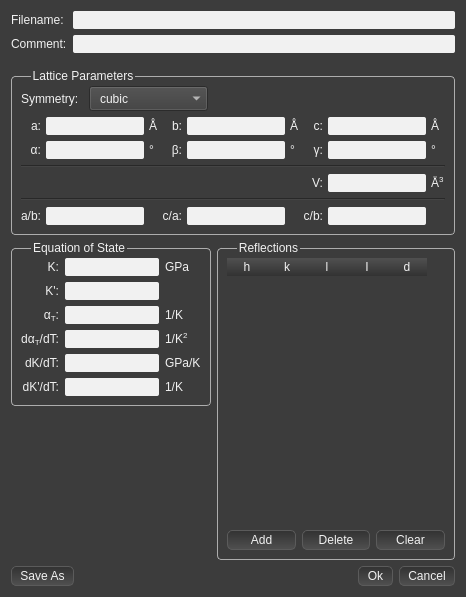
First picture: the form in Dioptas_main/Views/UiFiles/Jcpds.ui, repository Dioptas/Dioptas, before the edit.
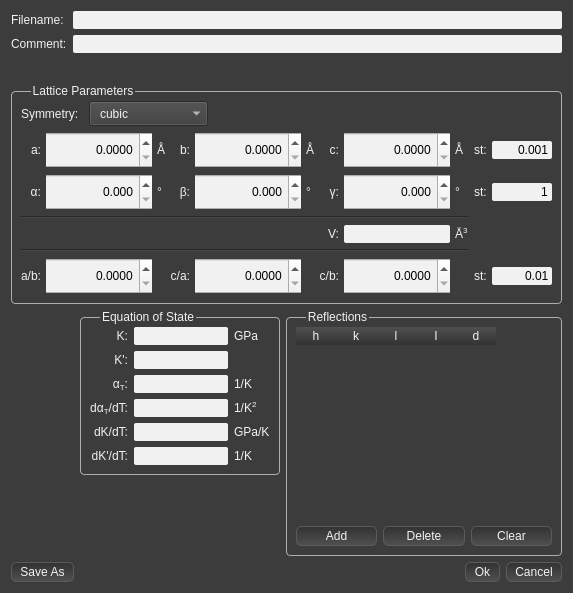
Second picture: the form after the edit.

Commit message: All lattice parameters are now controllable by spinboxes

The edit to the form file:
```diff
--- a/Dioptas_main/Views/UiFiles/Jcpds.ui
+++ b/Dioptas_main/Views/UiFiles/Jcpds.ui
@@ -6,8 +6,8 @@
    <rect>
     <x>0</x>
     <y>0</y>
-    <width>466</width>
-    <height>597</height>
+    <width>573</width>
+    <height>593</height>
    </rect>
   </property>
   <property name="windowTitle">
@@ -314,7 +314,7 @@
 
 </string>
   </property>
-  <layout class="QVBoxLayout" name="verticalLayout_3" stretch="0,0,0,1,0">
+  <layout class="QVBoxLayout" name="verticalLayout_3" stretch="0,0,0,0,1,0">
    <item>
     <layout class="QGridLayout" name="gridLayout_3">
      <item row="0" column="0">
@@ -343,6 +343,22 @@
      </item>
     </layout>
    </item>
+   <item>
+    <spacer name="verticalSpacer_3">
+     <property name="orientation">
+      <enum>Qt::Vertical</enum>
+     </property>
+     <property name="sizeType">
+      <enum>QSizePolicy::MinimumExpanding</enum>
+     </property>
+     <property name="sizeHint" stdset="0">
+      <size>
+       <width>20</width>
+       <height>15</height>
+      </size>
+     </property>
+    </spacer>
+   </item>
    <item>
     <spacer name="verticalSpacer_2">
      <property name="orientation">
@@ -448,148 +464,75 @@
        </layout>
       </item>
       <item>
-       <layout class="QGridLayout" name="gridLayout">
+       <layout class="QGridLayout" name="gridLayout_5" columnstretch="0,1,0,0,1,0,0,1,0,0,1">
+        <property name="sizeConstraint">
+         <enum>QLayout::SetDefaultConstraint</enum>
+        </property>
         <property name="horizontalSpacing">
          <number>5</number>
         </property>
-        <item row="1" column="7">
-         <widget class="QLineEdit" name="lattice_gamma_txt">
-          <property name="alignment">
-           <set>Qt::AlignRight|Qt::AlignTrailing|Qt::AlignVCenter</set>
+        <item row="0" column="10">
+         <widget class="QLineEdit" name="lattice_length_step_txt">
+          <property name="sizePolicy">
+           <sizepolicy hsizetype="MinimumExpanding" vsizetype="Fixed">
+            <horstretch>0</horstretch>
+            <verstretch>0</verstretch>
+           </sizepolicy>
           </property>
-         </widget>
-        </item>
-        <item row="0" column="6">
-         <widget class="QLabel" name="label_32">
-          <property name="layoutDirection">
-           <enum>Qt::LeftToRight</enum>
+          <property name="maximumSize">
+           <size>
+            <width>60</width>
+            <height>16777215</height>
+           </size>
           </property>
-          <property name="text">
-           <string>c:</string>
+          <property name="baseSize">
+           <size>
+            <width>40</width>
+            <height>0</height>
+           </size>
           </property>
-          <property name="alignment">
-           <set>Qt::AlignRight|Qt::AlignTrailing|Qt::AlignVCenter</set>
-          </property>
-         </widget>
-        </item>
-        <item row="0" column="4">
-         <widget class="QLineEdit" name="lattice_b_txt">
-          <property name="alignment">
-           <set>Qt::AlignRight|Qt::AlignTrailing|Qt::AlignVCenter</set>
-          </property>
-         </widget>
-        </item>
-        <item row="1" column="2">
-         <widget class="QLabel" name="label_35">
           <property name="text">
-           <string>°</string>
+           <string>0.001</string>
           </property>
-         </widget>
-        </item>
-        <item row="1" column="4">
-         <widget class="QLineEdit" name="lattice_beta_txt">
           <property name="alignment">
            <set>Qt::AlignRight|Qt::AlignTrailing|Qt::AlignVCenter</set>
           </property>
          </widget>
         </item>
-        <item row="1" column="5">
-         <widget class="QLabel" name="label_37">
+        <item row="1" column="9">
+         <widget class="QLabel" name="label_2">
           <property name="text">
-           <string>°</string>
+           <string>st:</string>
           </property>
          </widget>
         </item>
-        <item row="1" column="6">
-         <widget class="QLabel" name="label_38">
-          <property name="layoutDirection">
-           <enum>Qt::LeftToRight</enum>
-          </property>
+        <item row="5" column="9">
+         <widget class="QLabel" name="label_3">
           <property name="text">
-           <string>γ:</string>
-          </property>
-          <property name="alignment">
-           <set>Qt::AlignRight|Qt::AlignTrailing|Qt::AlignVCenter</set>
-          </property>
-         </widget>
-        </item>
-        <item row="1" column="3">
-         <widget class="QLabel" name="label_36">
-          <property name="text">
-           <string>β:</string>
-          </property>
-          <property name="alignment">
-           <set>Qt::AlignRight|Qt::AlignTrailing|Qt::AlignVCenter</set>
-          </property>
-         </widget>
-        </item>
-        <item row="5" column="1">
-         <widget class="QLineEdit" name="lattice_ab_txt">
-          <property name="alignment">
-           <set>Qt::AlignRight|Qt::AlignTrailing|Qt::AlignVCenter</set>
-          </property>
-         </widget>
-        </item>
-        <item row="0" column="5">
-         <widget class="QLabel" name="label_31">
-          <property name="text">
-           <string>Å</string>
-          </property>
-         </widget>
-        </item>
-        <item row="0" column="8">
-         <widget class="QLabel" name="label_33">
-          <property name="text">
-           <string>Å</string>
-          </property>
-         </widget>
-        </item>
-        <item row="1" column="1">
-         <widget class="QLineEdit" name="lattice_alpha_txt">
-          <property name="alignment">
-           <set>Qt::AlignRight|Qt::AlignTrailing|Qt::AlignVCenter</set>
-          </property>
-         </widget>
-        </item>
-        <item row="0" column="7">
-         <widget class="QLineEdit" name="lattice_c_txt">
-          <property name="alignment">
-           <set>Qt::AlignRight|Qt::AlignTrailing|Qt::AlignVCenter</set>
-          </property>
-         </widget>
-        </item>
-        <item row="1" column="0">
-         <widget class="QLabel" name="label_34">
-          <property name="text">
-           <string>α:</string>
-          </property>
-          <property name="alignment">
-           <set>Qt::AlignRight|Qt::AlignTrailing|Qt::AlignVCenter</set>
-          </property>
-         </widget>
-        </item>
-        <item row="5" column="3">
-         <widget class="QLabel" name="label_40">
-          <property name="text">
-           <string>c/a:</string>
-          </property>
-          <property name="alignment">
-           <set>Qt::AlignRight|Qt::AlignTrailing|Qt::AlignVCenter</set>
-          </property>
-         </widget>
-        </item>
-        <item row="0" column="0">
-         <widget class="QLabel" name="label_28">
-          <property name="text">
-           <string>a:</string>
-          </property>
-          <property name="alignment">
-           <set>Qt::AlignRight|Qt::AlignTrailing|Qt::AlignVCenter</set>
+           <string>st:</string>
           </property>
          </widget>
         </item>
         <item row="3" column="7">
          <widget class="QLineEdit" name="lattice_volume_txt">
+          <property name="sizePolicy">
+           <sizepolicy hsizetype="MinimumExpanding" vsizetype="Fixed">
+            <horstretch>0</horstretch>
+            <verstretch>0</verstretch>
+           </sizepolicy>
+          </property>
+          <property name="minimumSize">
+           <size>
+            <width>30</width>
+            <height>0</height>
+           </size>
+          </property>
+          <property name="baseSize">
+           <size>
+            <width>80</width>
+            <height>0</height>
+           </size>
+          </property>
           <property name="alignment">
            <set>Qt::AlignRight|Qt::AlignTrailing|Qt::AlignVCenter</set>
           </property>
@@ -598,10 +541,30 @@
           </property>
          </widget>
         </item>
-        <item row="5" column="0">
-         <widget class="QLabel" name="label_49">
+        <item row="0" column="0">
+         <widget class="QLabel" name="label_42">
           <property name="text">
-           <string>a/b:</string>
+           <string>a:</string>
+          </property>
+          <property name="alignment">
+           <set>Qt::AlignRight|Qt::AlignTrailing|Qt::AlignVCenter</set>
+          </property>
+         </widget>
+        </item>
+        <item row="5" column="3">
+         <widget class="QLabel" name="label_43">
+          <property name="text">
+           <string>c/a:</string>
+          </property>
+          <property name="alignment">
+           <set>Qt::AlignRight|Qt::AlignTrailing|Qt::AlignVCenter</set>
+          </property>
+         </widget>
+        </item>
+        <item row="1" column="0">
+         <widget class="QLabel" name="label_44">
+          <property name="text">
+           <string>α:</string>
           </property>
           <property name="alignment">
            <set>Qt::AlignRight|Qt::AlignTrailing|Qt::AlignVCenter</set>
@@ -615,15 +578,11 @@
           </property>
          </widget>
         </item>
-        <item row="5" column="7">
-         <widget class="QLineEdit" name="lattice_cb_txt">
-          <property name="alignment">
-           <set>Qt::AlignRight|Qt::AlignTrailing|Qt::AlignVCenter</set>
+        <item row="5" column="0">
+         <widget class="QLabel" name="label_51">
+          <property name="text">
+           <string>a/b:</string>
           </property>
-         </widget>
-        </item>
-        <item row="5" column="4">
-         <widget class="QLineEdit" name="lattice_ca_txt">
           <property name="alignment">
            <set>Qt::AlignRight|Qt::AlignTrailing|Qt::AlignVCenter</set>
           </property>
@@ -687,10 +646,364 @@
           </property>
          </widget>
         </item>
+        <item row="0" column="6">
+         <widget class="QLabel" name="label_57">
+          <property name="layoutDirection">
+           <enum>Qt::LeftToRight</enum>
+          </property>
+          <property name="text">
+           <string>c:</string>
+          </property>
+          <property name="alignment">
+           <set>Qt::AlignRight|Qt::AlignTrailing|Qt::AlignVCenter</set>
+          </property>
+         </widget>
+        </item>
+        <item row="1" column="6">
+         <widget class="QLabel" name="label_58">
+          <property name="layoutDirection">
+           <enum>Qt::LeftToRight</enum>
+          </property>
+          <property name="text">
+           <string>γ:</string>
+          </property>
+          <property name="alignment">
+           <set>Qt::AlignRight|Qt::AlignTrailing|Qt::AlignVCenter</set>
+          </property>
+         </widget>
+        </item>
+        <item row="1" column="2">
+         <widget class="QLabel" name="label_59">
+          <property name="text">
+           <string>°</string>
+          </property>
+         </widget>
+        </item>
+        <item row="1" column="5">
+         <widget class="QLabel" name="label_60">
+          <property name="text">
+           <string>°</string>
+          </property>
+         </widget>
+        </item>
+        <item row="0" column="8">
+         <widget class="QLabel" name="label_61">
+          <property name="text">
+           <string>Å</string>
+          </property>
+         </widget>
+        </item>
+        <item row="0" column="5">
+         <widget class="QLabel" name="label_62">
+          <property name="text">
+           <string>Å</string>
+          </property>
+         </widget>
+        </item>
+        <item row="1" column="3">
+         <widget class="QLabel" name="label_63">
+          <property name="text">
+           <string>β:</string>
+          </property>
+          <property name="alignment">
+           <set>Qt::AlignRight|Qt::AlignTrailing|Qt::AlignVCenter</set>
+          </property>
+         </widget>
+        </item>
+        <item row="0" column="9">
+         <widget class="QLabel" name="label">
+          <property name="text">
+           <string>st:</string>
+          </property>
+         </widget>
+        </item>
+        <item row="1" column="10">
+         <widget class="QLineEdit" name="lattice_angle_step_txt">
+          <property name="sizePolicy">
+           <sizepolicy hsizetype="MinimumExpanding" vsizetype="Fixed">
+            <horstretch>0</horstretch>
+            <verstretch>0</verstretch>
+           </sizepolicy>
+          </property>
+          <property name="maximumSize">
+           <size>
+            <width>60</width>
+            <height>16777215</height>
+           </size>
+          </property>
+          <property name="baseSize">
+           <size>
+            <width>40</width>
+            <height>0</height>
+           </size>
+          </property>
+          <property name="text">
+           <string>1</string>
+          </property>
+          <property name="alignment">
+           <set>Qt::AlignRight|Qt::AlignTrailing|Qt::AlignVCenter</set>
+          </property>
+         </widget>
+        </item>
+        <item row="5" column="10">
+         <widget class="QLineEdit" name="lattice_ratio_step_txt">
+          <property name="sizePolicy">
+           <sizepolicy hsizetype="MinimumExpanding" vsizetype="Fixed">
+            <horstretch>0</horstretch>
+            <verstretch>0</verstretch>
+           </sizepolicy>
+          </property>
+          <property name="maximumSize">
+           <size>
+            <width>60</width>
+            <height>16777215</height>
+           </size>
+          </property>
+          <property name="baseSize">
+           <size>
+            <width>40</width>
+            <height>0</height>
+           </size>
+          </property>
+          <property name="text">
+           <string>0.01</string>
+          </property>
+          <property name="alignment">
+           <set>Qt::AlignRight|Qt::AlignTrailing|Qt::AlignVCenter</set>
+          </property>
+         </widget>
+        </item>
         <item row="0" column="1">
-         <widget class="QLineEdit" name="lattice_a_txt">
+         <widget class="QDoubleSpinBox" name="lattice_a_sb">
+          <property name="sizePolicy">
+           <sizepolicy hsizetype="MinimumExpanding" vsizetype="Fixed">
+            <horstretch>0</horstretch>
+            <verstretch>0</verstretch>
+           </sizepolicy>
+          </property>
+          <property name="baseSize">
+           <size>
+            <width>80</width>
+            <height>0</height>
+           </size>
+          </property>
           <property name="alignment">
            <set>Qt::AlignRight|Qt::AlignTrailing|Qt::AlignVCenter</set>
+          </property>
+          <property name="decimals">
+           <number>4</number>
+          </property>
+          <property name="maximum">
+           <double>999999999.000000000000000</double>
+          </property>
+          <property name="singleStep">
+           <double>0.001000000000000</double>
+          </property>
+         </widget>
+        </item>
+        <item row="1" column="1">
+         <widget class="QDoubleSpinBox" name="lattice_alpha_sb">
+          <property name="sizePolicy">
+           <sizepolicy hsizetype="MinimumExpanding" vsizetype="Fixed">
+            <horstretch>0</horstretch>
+            <verstretch>0</verstretch>
+           </sizepolicy>
+          </property>
+          <property name="baseSize">
+           <size>
+            <width>80</width>
+            <height>0</height>
+           </size>
+          </property>
+          <property name="alignment">
+           <set>Qt::AlignRight|Qt::AlignTrailing|Qt::AlignVCenter</set>
+          </property>
+          <property name="decimals">
+           <number>3</number>
+          </property>
+          <property name="maximum">
+           <double>360.000000000000000</double>
+          </property>
+         </widget>
+        </item>
+        <item row="0" column="4">
+         <widget class="QDoubleSpinBox" name="lattice_b_sb">
+          <property name="sizePolicy">
+           <sizepolicy hsizetype="MinimumExpanding" vsizetype="Fixed">
+            <horstretch>0</horstretch>
+            <verstretch>0</verstretch>
+           </sizepolicy>
+          </property>
+          <property name="baseSize">
+           <size>
+            <width>80</width>
+            <height>0</height>
+           </size>
+          </property>
+          <property name="alignment">
+           <set>Qt::AlignRight|Qt::AlignTrailing|Qt::AlignVCenter</set>
+          </property>
+          <property name="decimals">
+           <number>4</number>
+          </property>
+          <property name="maximum">
+           <double>999999999.000000000000000</double>
+          </property>
+          <property name="singleStep">
+           <double>0.001000000000000</double>
+          </property>
+         </widget>
+        </item>
+        <item row="1" column="4">
+         <widget class="QDoubleSpinBox" name="lattice_beta_sb">
+          <property name="sizePolicy">
+           <sizepolicy hsizetype="MinimumExpanding" vsizetype="Fixed">
+            <horstretch>0</horstretch>
+            <verstretch>0</verstretch>
+           </sizepolicy>
+          </property>
+          <property name="baseSize">
+           <size>
+            <width>80</width>
+            <height>0</height>
+           </size>
+          </property>
+          <property name="alignment">
+           <set>Qt::AlignRight|Qt::AlignTrailing|Qt::AlignVCenter</set>
+          </property>
+          <property name="decimals">
+           <number>3</number>
+          </property>
+          <property name="maximum">
+           <double>360.000000000000000</double>
+          </property>
+         </widget>
+        </item>
+        <item row="0" column="7">
+         <widget class="QDoubleSpinBox" name="lattice_c_sb">
+          <property name="sizePolicy">
+           <sizepolicy hsizetype="MinimumExpanding" vsizetype="Fixed">
+            <horstretch>0</horstretch>
+            <verstretch>0</verstretch>
+           </sizepolicy>
+          </property>
+          <property name="baseSize">
+           <size>
+            <width>80</width>
+            <height>0</height>
+           </size>
+          </property>
+          <property name="alignment">
+           <set>Qt::AlignRight|Qt::AlignTrailing|Qt::AlignVCenter</set>
+          </property>
+          <property name="decimals">
+           <number>4</number>
+          </property>
+          <property name="maximum">
+           <double>999999999.000000000000000</double>
+          </property>
+          <property name="singleStep">
+           <double>0.001000000000000</double>
+          </property>
+         </widget>
+        </item>
+        <item row="1" column="7">
+         <widget class="QDoubleSpinBox" name="lattice_gamma_sb">
+          <property name="sizePolicy">
+           <sizepolicy hsizetype="MinimumExpanding" vsizetype="Fixed">
+            <horstretch>0</horstretch>
+            <verstretch>0</verstretch>
+           </sizepolicy>
+          </property>
+          <property name="baseSize">
+           <size>
+            <width>80</width>
+            <height>0</height>
+           </size>
+          </property>
+          <property name="alignment">
+           <set>Qt::AlignRight|Qt::AlignTrailing|Qt::AlignVCenter</set>
+          </property>
+          <property name="decimals">
+           <number>3</number>
+          </property>
+          <property name="maximum">
+           <double>360.000000000000000</double>
+          </property>
+         </widget>
+        </item>
+        <item row="5" column="1">
+         <widget class="QDoubleSpinBox" name="lattice_ab_sb">
+          <property name="sizePolicy">
+           <sizepolicy hsizetype="MinimumExpanding" vsizetype="Fixed">
+            <horstretch>0</horstretch>
+            <verstretch>0</verstretch>
+           </sizepolicy>
+          </property>
+          <property name="baseSize">
+           <size>
+            <width>80</width>
+            <height>0</height>
+           </size>
+          </property>
+          <property name="alignment">
+           <set>Qt::AlignRight|Qt::AlignTrailing|Qt::AlignVCenter</set>
+          </property>
+          <property name="decimals">
+           <number>4</number>
+          </property>
+          <property name="singleStep">
+           <double>0.010000000000000</double>
+          </property>
+         </widget>
+        </item>
+        <item row="5" column="4">
+         <widget class="QDoubleSpinBox" name="lattice_ca_sb">
+          <property name="sizePolicy">
+           <sizepolicy hsizetype="MinimumExpanding" vsizetype="Fixed">
+            <horstretch>0</horstretch>
+            <verstretch>0</verstretch>
+           </sizepolicy>
+          </property>
+          <property name="baseSize">
+           <size>
+            <width>80</width>
+            <height>0</height>
+           </size>
+          </property>
+          <property name="alignment">
+           <set>Qt::AlignRight|Qt::AlignTrailing|Qt::AlignVCenter</set>
+          </property>
+          <property name="decimals">
+           <number>4</number>
+          </property>
+          <property name="singleStep">
+           <double>0.010000000000000</double>
+          </property>
+         </widget>
+        </item>
+        <item row="5" column="7">
+         <widget class="QDoubleSpinBox" name="lattice_cb_sb">
+          <property name="sizePolicy">
+           <sizepolicy hsizetype="MinimumExpanding" vsizetype="Fixed">
+            <horstretch>0</horstretch>
+            <verstretch>0</verstretch>
+           </sizepolicy>
+          </property>
+          <property name="baseSize">
+           <size>
+            <width>80</width>
+            <height>0</height>
+           </size>
+          </property>
+          <property name="alignment">
+           <set>Qt::AlignRight|Qt::AlignTrailing|Qt::AlignVCenter</set>
+          </property>
+          <property name="decimals">
+           <number>4</number>
+          </property>
+          <property name="singleStep">
+           <double>0.010000000000000</double>
           </property>
          </widget>
         </item>
@@ -701,171 +1014,20 @@
    </item>
    <item>
     <layout class="QGridLayout" name="gridLayout_4">
-     <item row="0" column="0">
-      <widget class="QGroupBox" name="groupBox_2">
-       <property name="sizePolicy">
-        <sizepolicy hsizetype="Fixed" vsizetype="Preferred">
-         <horstretch>0</horstretch>
-         <verstretch>0</verstretch>
-        </sizepolicy>
+     <item row="1" column="1">
+      <spacer name="verticalSpacer">
+       <property name="orientation">
+        <enum>Qt::Vertical</enum>
        </property>
-       <property name="minimumSize">
+       <property name="sizeHint" stdset="0">
         <size>
-         <width>200</width>
-         <height>0</height>
+         <width>197</width>
+         <height>24</height>
         </size>
        </property>
-       <property name="maximumSize">
-        <size>
-         <width>200</width>
-         <height>16777215</height>
-        </size>
-       </property>
-       <property name="title">
-        <string>Equation of State</string>
-       </property>
-       <layout class="QGridLayout" name="gridLayout_2">
-        <item row="3" column="2">
-         <widget class="QLabel" name="label_25">
-          <property name="text">
-           <string>1/K&lt;sup&gt;2&lt;/sup&gt;</string>
-          </property>
-         </widget>
-        </item>
-        <item row="4" column="2">
-         <widget class="QLabel" name="label_26">
-          <property name="text">
-           <string>&lt;html&gt;&lt;head/&gt;&lt;body&gt;&lt;p&gt;GPa/K&lt;/p&gt;&lt;/body&gt;&lt;/html&gt;</string>
-          </property>
-         </widget>
-        </item>
-        <item row="1" column="0">
-         <widget class="QLabel" name="label_18">
-          <property name="text">
-           <string>K':</string>
-          </property>
-          <property name="alignment">
-           <set>Qt::AlignRight|Qt::AlignTrailing|Qt::AlignVCenter</set>
-          </property>
-         </widget>
-        </item>
-        <item row="5" column="0">
-         <widget class="QLabel" name="label_20">
-          <property name="text">
-           <string>dK'/dT:</string>
-          </property>
-          <property name="alignment">
-           <set>Qt::AlignRight|Qt::AlignTrailing|Qt::AlignVCenter</set>
-          </property>
-         </widget>
-        </item>
-        <item row="4" column="0">
-         <widget class="QLabel" name="label_19">
-          <property name="text">
-           <string>dK/dT:</string>
-          </property>
-          <property name="alignment">
-           <set>Qt::AlignRight|Qt::AlignTrailing|Qt::AlignVCenter</set>
-          </property>
-         </widget>
-        </item>
-        <item row="0" column="1">
-         <widget class="QLineEdit" name="eos_K_txt">
-          <property name="alignment">
-           <set>Qt::AlignRight|Qt::AlignTrailing|Qt::AlignVCenter</set>
-          </property>
-         </widget>
-        </item>
-        <item row="0" column="2">
-         <widget class="QLabel" name="label_23">
-          <property name="text">
-           <string>GPa</string>
-          </property>
-         </widget>
-        </item>
-        <item row="2" column="2">
-         <widget class="QLabel" name="label_24">
-          <property name="text">
-           <string>1/K</string>
-          </property>
-         </widget>
-        </item>
-        <item row="4" column="1">
-         <widget class="QLineEdit" name="eos_dKdT_txt">
-          <property name="alignment">
-           <set>Qt::AlignRight|Qt::AlignTrailing|Qt::AlignVCenter</set>
-          </property>
-         </widget>
-        </item>
-        <item row="2" column="0">
-         <widget class="QLabel" name="label_21">
-          <property name="text">
-           <string>&lt;html&gt;&lt;head/&gt;&lt;body&gt;&lt;p&gt;α&lt;span style=&quot; vertical-align:sub;&quot;&gt;T&lt;/span&gt;:&lt;/p&gt;&lt;/body&gt;&lt;/html&gt;</string>
-          </property>
-          <property name="alignment">
-           <set>Qt::AlignRight|Qt::AlignTrailing|Qt::AlignVCenter</set>
-          </property>
-         </widget>
-        </item>
-        <item row="1" column="1">
-         <widget class="QLineEdit" name="eos_Kp_txt">
-          <property name="alignment">
-           <set>Qt::AlignRight|Qt::AlignTrailing|Qt::AlignVCenter</set>
-          </property>
-         </widget>
-        </item>
-        <item row="2" column="1">
-         <widget class="QLineEdit" name="eos_alphaT_txt">
-          <property name="alignment">
-           <set>Qt::AlignRight|Qt::AlignTrailing|Qt::AlignVCenter</set>
-          </property>
-         </widget>
-        </item>
-        <item row="5" column="1">
-         <widget class="QLineEdit" name="eos_dKpdT_txt">
-          <property name="alignment">
-           <set>Qt::AlignRight|Qt::AlignTrailing|Qt::AlignVCenter</set>
-          </property>
-         </widget>
-        </item>
-        <item row="0" column="0">
-         <widget class="QLabel" name="label_17">
-          <property name="text">
-           <string>K:</string>
-          </property>
-          <property name="alignment">
-           <set>Qt::AlignRight|Qt::AlignTrailing|Qt::AlignVCenter</set>
-          </property>
-         </widget>
-        </item>
-        <item row="3" column="0">
-         <widget class="QLabel" name="label_22">
-          <property name="text">
-           <string>dα&lt;sub&gt;T&lt;/sub&gt;/dT:</string>
-          </property>
-          <property name="alignment">
-           <set>Qt::AlignRight|Qt::AlignTrailing|Qt::AlignVCenter</set>
-          </property>
-         </widget>
-        </item>
-        <item row="5" column="2">
-         <widget class="QLabel" name="label_27">
-          <property name="text">
-           <string>&lt;html&gt;&lt;head/&gt;&lt;body&gt;&lt;p&gt;1/K&lt;/p&gt;&lt;/body&gt;&lt;/html&gt;</string>
-          </property>
-         </widget>
-        </item>
-        <item row="3" column="1">
-         <widget class="QLineEdit" name="eos_dalphadT_txt">
-          <property name="alignment">
-           <set>Qt::AlignRight|Qt::AlignTrailing|Qt::AlignVCenter</set>
-          </property>
-         </widget>
-        </item>
-       </layout>
-      </widget>
+      </spacer>
      </item>
-     <item row="0" column="1" rowspan="2">
+     <item row="0" column="2" rowspan="2">
       <widget class="QGroupBox" name="groupBox_3">
        <property name="title">
         <string>Reflections</string>
@@ -961,15 +1123,179 @@
        </layout>
       </widget>
      </item>
-     <item row="1" column="0">
-      <spacer name="verticalSpacer">
+     <item row="0" column="1">
+      <widget class="QGroupBox" name="groupBox_2">
+       <property name="sizePolicy">
+        <sizepolicy hsizetype="Fixed" vsizetype="Preferred">
+         <horstretch>0</horstretch>
+         <verstretch>0</verstretch>
+        </sizepolicy>
+       </property>
+       <property name="minimumSize">
+        <size>
+         <width>200</width>
+         <height>0</height>
+        </size>
+       </property>
+       <property name="maximumSize">
+        <size>
+         <width>200</width>
+         <height>16777215</height>
+        </size>
+       </property>
+       <property name="title">
+        <string>Equation of State</string>
+       </property>
+       <layout class="QGridLayout" name="gridLayout_2">
+        <item row="5" column="0">
+         <widget class="QLabel" name="label_20">
+          <property name="text">
+           <string>dK'/dT:</string>
+          </property>
+          <property name="alignment">
+           <set>Qt::AlignRight|Qt::AlignTrailing|Qt::AlignVCenter</set>
+          </property>
+         </widget>
+        </item>
+        <item row="2" column="0">
+         <widget class="QLabel" name="label_21">
+          <property name="text">
+           <string>&lt;html&gt;&lt;head/&gt;&lt;body&gt;&lt;p&gt;α&lt;span style=&quot; vertical-align:sub;&quot;&gt;T&lt;/span&gt;:&lt;/p&gt;&lt;/body&gt;&lt;/html&gt;</string>
+          </property>
+          <property name="alignment">
+           <set>Qt::AlignRight|Qt::AlignTrailing|Qt::AlignVCenter</set>
+          </property>
+         </widget>
+        </item>
+        <item row="0" column="1">
+         <widget class="QLineEdit" name="eos_K_txt">
+          <property name="alignment">
+           <set>Qt::AlignRight|Qt::AlignTrailing|Qt::AlignVCenter</set>
+          </property>
+         </widget>
+        </item>
+        <item row="2" column="1">
+         <widget class="QLineEdit" name="eos_alphaT_txt">
+          <property name="alignment">
+           <set>Qt::AlignRight|Qt::AlignTrailing|Qt::AlignVCenter</set>
+          </property>
+         </widget>
+        </item>
+        <item row="0" column="2">
+         <widget class="QLabel" name="label_23">
+          <property name="text">
+           <string>GPa</string>
+          </property>
+         </widget>
+        </item>
+        <item row="1" column="0">
+         <widget class="QLabel" name="label_18">
+          <property name="text">
+           <string>K':</string>
+          </property>
+          <property name="alignment">
+           <set>Qt::AlignRight|Qt::AlignTrailing|Qt::AlignVCenter</set>
+          </property>
+         </widget>
+        </item>
+        <item row="3" column="2">
+         <widget class="QLabel" name="label_25">
+          <property name="text">
+           <string>1/K&lt;sup&gt;2&lt;/sup&gt;</string>
+          </property>
+         </widget>
+        </item>
+        <item row="2" column="2">
+         <widget class="QLabel" name="label_24">
+          <property name="text">
+           <string>1/K</string>
+          </property>
+         </widget>
+        </item>
+        <item row="0" column="0">
+         <widget class="QLabel" name="label_17">
+          <property name="text">
+           <string>K:</string>
+          </property>
+          <property name="alignment">
+           <set>Qt::AlignRight|Qt::AlignTrailing|Qt::AlignVCenter</set>
+          </property>
+         </widget>
+        </item>
+        <item row="3" column="0">
+         <widget class="QLabel" name="label_22">
+          <property name="text">
+           <string>dα&lt;sub&gt;T&lt;/sub&gt;/dT:</string>
+          </property>
+          <property name="alignment">
+           <set>Qt::AlignRight|Qt::AlignTrailing|Qt::AlignVCenter</set>
+          </property>
+         </widget>
+        </item>
+        <item row="4" column="0">
+         <widget class="QLabel" name="label_19">
+          <property name="text">
+           <string>dK/dT:</string>
+          </property>
+          <property name="alignment">
+           <set>Qt::AlignRight|Qt::AlignTrailing|Qt::AlignVCenter</set>
+          </property>
+         </widget>
+        </item>
+        <item row="3" column="1">
+         <widget class="QLineEdit" name="eos_dalphadT_txt">
+          <property name="alignment">
+           <set>Qt::AlignRight|Qt::AlignTrailing|Qt::AlignVCenter</set>
+          </property>
+         </widget>
+        </item>
+        <item row="4" column="2">
+         <widget class="QLabel" name="label_26">
+          <property name="text">
+           <string>&lt;html&gt;&lt;head/&gt;&lt;body&gt;&lt;p&gt;GPa/K&lt;/p&gt;&lt;/body&gt;&lt;/html&gt;</string>
+          </property>
+         </widget>
+        </item>
+        <item row="5" column="1">
+         <widget class="QLineEdit" name="eos_dKpdT_txt">
+          <property name="alignment">
+           <set>Qt::AlignRight|Qt::AlignTrailing|Qt::AlignVCenter</set>
+          </property>
+         </widget>
+        </item>
+        <item row="4" column="1">
+         <widget class="QLineEdit" name="eos_dKdT_txt">
+          <property name="alignment">
+           <set>Qt::AlignRight|Qt::AlignTrailing|Qt::AlignVCenter</set>
+          </property>
+         </widget>
+        </item>
+        <item row="5" column="2">
+         <widget class="QLabel" name="label_27">
+          <property name="text">
+           <string>&lt;html&gt;&lt;head/&gt;&lt;body&gt;&lt;p&gt;1/K&lt;/p&gt;&lt;/body&gt;&lt;/html&gt;</string>
+          </property>
+         </widget>
+        </item>
+        <item row="1" column="1">
+         <widget class="QLineEdit" name="eos_Kp_txt">
+          <property name="alignment">
+           <set>Qt::AlignRight|Qt::AlignTrailing|Qt::AlignVCenter</set>
+          </property>
+         </widget>
+        </item>
+       </layout>
+      </widget>
+     </item>
+     <item row="0" column="0">
+      <spacer name="horizontalSpacer">
        <property name="orientation">
-        <enum>Qt::Vertical</enum>
+        <enum>Qt::Horizontal</enum>
        </property>
        <property name="sizeHint" stdset="0">
         <size>
-         <width>20</width>
-         <height>40</height>
+         <width>40</width>
+         <height>20</height>
         </size>
        </property>
       </spacer>
```
Left out of the diff: 26 changed lines with no effect on the pictures. The commit also changes 8 other files.
